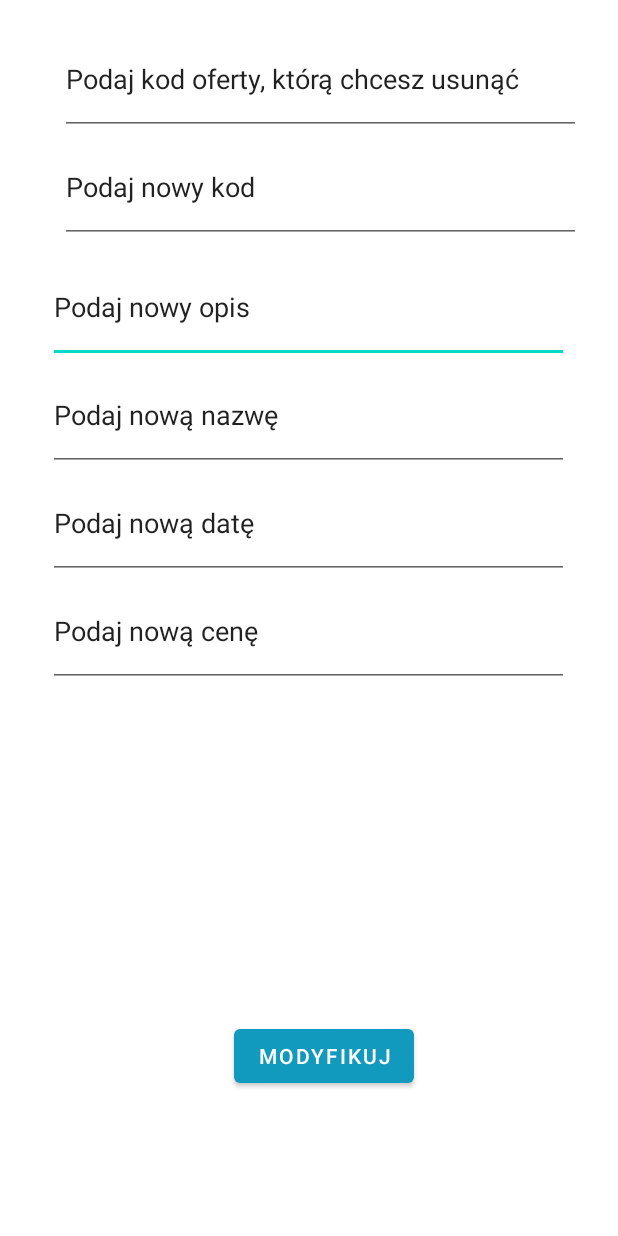
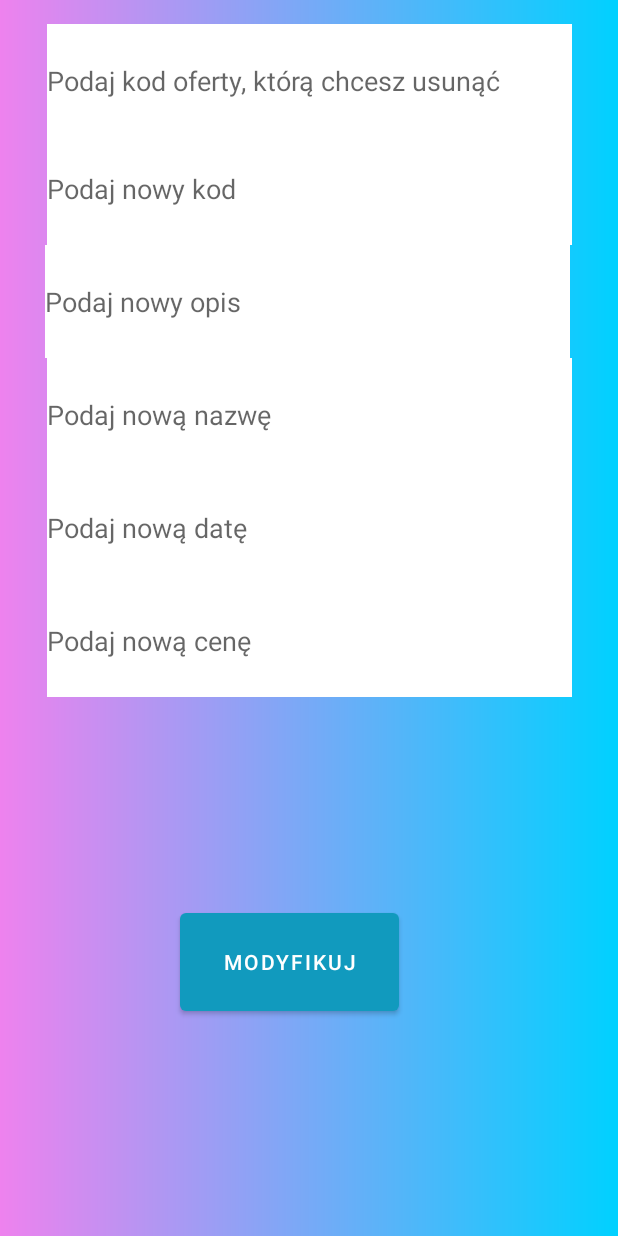
Before and after one commit to Timhello1/IOProject, an Android app: the fragment UpdateOffer shown on its own in the app's theme, on a phone screen of 412 x 824 dp. Run offline under Robolectric (Android 15) with nearby library versions, the phone set to English and light mode, and no system bars; our stand-ins replace Firebase (no records; nobody signed in at launch, a user with empty details on screens opened directly).

Commit message:
visual changes

```diff
--- a/app/src/main/res/layout/fragment_update_offer.xml
+++ b/app/src/main/res/layout/fragment_update_offer.xml
@@ -5,86 +5,91 @@
     android:id="@+id/frameLayout13"
     android:layout_width="match_parent"
     android:layout_height="match_parent"
+    android:background="@drawable/gradient"
     tools:context=".fragmentsForFutureUse.UpdateOffer">
 
     <EditText
         android:id="@+id/editTextTextPersonName14"
-        android:layout_width="347dp"
-        android:layout_height="74dp"
-        android:layout_marginStart="32dp"
-        android:layout_marginTop="168dp"
+        android:layout_width="350dp"
+        android:layout_height="75dp"
+        android:background="@color/white"
         android:ems="10"
+        android:hint="@string/update_desc"
         android:inputType="textPersonName"
-        android:text="@string/update_desc"
+        app:layout_constraintEnd_toEndOf="parent"
+        app:layout_constraintHorizontal_bias="0.488"
         app:layout_constraintStart_toStartOf="parent"
-        app:layout_constraintTop_toTopOf="parent" />
+        app:layout_constraintTop_toBottomOf="@+id/editTextTextPersonName12" />
 
     <EditText
         android:id="@+id/editTextTextPersonName15"
-        android:layout_width="347dp"
-        android:layout_height="74dp"
-        android:layout_marginStart="32dp"
-        android:layout_marginTop="240dp"
+        android:layout_width="350dp"
+        android:layout_height="75dp"
+        android:background="@color/white"
         android:ems="10"
+        android:hint="@string/update_name"
         android:inputType="textPersonName"
-        android:text="@string/update_name"
+        app:layout_constraintEnd_toEndOf="parent"
+        app:layout_constraintHorizontal_bias="0.508"
         app:layout_constraintStart_toStartOf="parent"
-        app:layout_constraintTop_toTopOf="parent" />
+        app:layout_constraintTop_toBottomOf="@+id/editTextTextPersonName14" />
 
     <EditText
         android:id="@+id/editTextTextPersonName16"
-        android:layout_width="347dp"
-        android:layout_height="74dp"
-        android:layout_marginStart="32dp"
-        android:layout_marginTop="312dp"
+        android:layout_width="350dp"
+        android:layout_height="75dp"
+        android:background="@color/white"
         android:ems="10"
+        android:hint="@string/update_date"
         android:inputType="textPersonName"
-        android:text="@string/update_date"
+        app:layout_constraintEnd_toEndOf="parent"
         app:layout_constraintStart_toStartOf="parent"
-        app:layout_constraintTop_toTopOf="parent" />
+        app:layout_constraintTop_toBottomOf="@+id/editTextTextPersonName15" />
 
     <EditText
         android:id="@+id/editTextTextPersonName17"
-        android:layout_width="347dp"
-        android:layout_height="74dp"
-        android:layout_marginStart="32dp"
-        android:layout_marginTop="384dp"
+        android:layout_width="350dp"
+        android:layout_height="75dp"
+        android:background="@color/white"
         android:ems="10"
+        android:hint="@string/update_price"
         android:inputType="textPersonName"
-        android:text="@string/update_price"
+        app:layout_constraintEnd_toEndOf="parent"
         app:layout_constraintStart_toStartOf="parent"
-        app:layout_constraintTop_toTopOf="parent" />
+        app:layout_constraintTop_toBottomOf="@+id/editTextTextPersonName16" />
 
     <EditText
         android:id="@+id/editTextTextPersonName11"
-        android:layout_width="347dp"
-        android:layout_height="74dp"
-        android:layout_marginStart="40dp"
+        android:layout_width="350dp"
+        android:layout_height="75dp"
         android:layout_marginTop="16dp"
+        android:background="@color/white"
         android:ems="10"
+        android:hint="@string/delete_code"
         android:inputType="textPersonName"
-        android:text="@string/delete_code"
+        app:layout_constraintEnd_toEndOf="parent"
         app:layout_constraintStart_toStartOf="parent"
         app:layout_constraintTop_toTopOf="parent" />
 
     <EditText
         android:id="@+id/editTextTextPersonName12"
-        android:layout_width="347dp"
-        android:layout_height="74dp"
-        android:layout_marginStart="40dp"
+        android:layout_width="350dp"
+        android:layout_height="75dp"
         android:layout_marginTop="88dp"
+        android:background="@color/white"
         android:ems="10"
+        android:hint="@string/update_code"
         android:inputType="textPersonName"
-        android:text="@string/update_code"
+        app:layout_constraintEnd_toEndOf="parent"
         app:layout_constraintStart_toStartOf="parent"
         app:layout_constraintTop_toTopOf="parent" />
 
     <Button
         android:id="@+id/button9"
-        android:layout_width="wrap_content"
-        android:layout_height="wrap_content"
-        android:layout_marginStart="156dp"
-        android:layout_marginBottom="96dp"
+        android:layout_width="146dp"
+        android:layout_height="77dp"
+        android:layout_marginStart="120dp"
+        android:layout_marginBottom="144dp"
         android:text="@string/update"
         app:layout_constraintBottom_toBottomOf="parent"
         app:layout_constraintStart_toStartOf="parent" />
```
Also changed, not shown: app/src/main/res/layout/fragment_delete_offer.xml (+24 -16 lines), app/src/main/res/layout/fragment_delete_product.xml (+26 -16 lines), app/src/main/res/layout/fragment_update_product.xml (+24 -19 lines).
